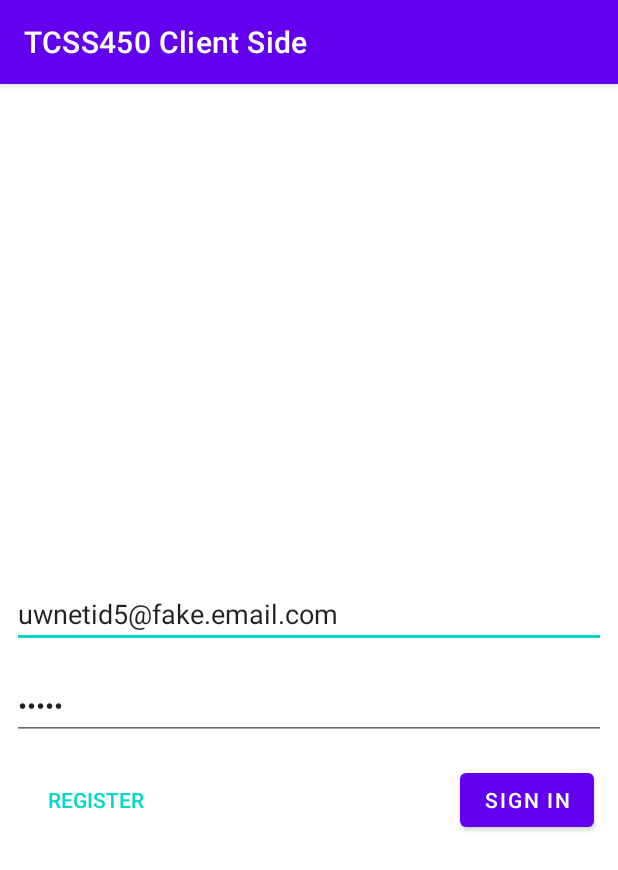
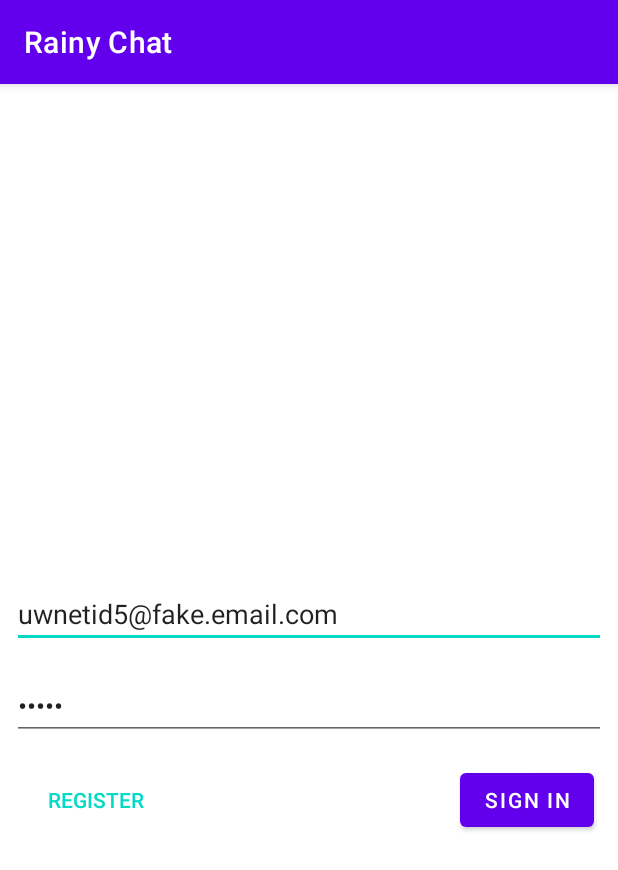
Before and after one commit to oluvarov/RainyDay-Android-App-TCSS450-CLIENTSIDE-, an Android app: the fragment SignInFragment shown on its own in the app's theme, after a tap on "SIGN IN", on a phone screen of 412 x 824 dp. Shown: the top 870 px of the screen. Run offline under Robolectric (Android 15) with nearby library versions, the phone set to English and light mode, and no system bars; our stand-ins replace Volley; network calls fail; 3 statements that could not run were skipped.

Commit message:
Switched back to connect method for sign-in. Also changed app name.

```diff
--- a/app/src/main/java/edu/uw/tcss450/shuynh08/tcss450clientside/ui/auth/signin/SignInFragment.java
+++ b/app/src/main/java/edu/uw/tcss450/shuynh08/tcss450clientside/ui/auth/signin/SignInFragment.java
@@ -90,24 +90,23 @@ public class SignInFragment extends Fragment {
     private void validatePassword() {
         mPassWordValidator.processResult(
                 mPassWordValidator.apply(binding.editPassword.getText().toString()),
-                this::verifyVerificationWithServer,
+                this::verifyAuthWithServer,
                 result -> binding.editPassword.setError("Please enter a valid Password."));
     }
 
-    /*private void verifyAuthWithServer() {
+    private void verifyAuthWithServer() {
         mSignInModel.connect(
                 binding.editEmail.getText().toString(),
                 binding.editPassword.getText().toString());
-        verifyVerificationWithServer();
         //This is an Asynchronous call. No statements after should rely on the
         //result of connect().
-    }*/
+    }
 
-    private void verifyVerificationWithServer() {
+    /*private void verifyVerificationWithServer() {
         mSignInModel.connectVerified(
                 binding.editEmail.getText().toString()
         );
-    }
+    }*/
     /**
      * Helper to abstract the navigation to the Activity past Authentication.
      * @param email users email
--- a/app/src/main/java/edu/uw/tcss450/shuynh08/tcss450clientside/ui/auth/signin/SignInViewModel.java
+++ b/app/src/main/java/edu/uw/tcss450/shuynh08/tcss450clientside/ui/auth/signin/SignInViewModel.java
@@ -11,6 +11,7 @@ import androidx.lifecycle.MutableLiveData;
 import androidx.lifecycle.Observer;
 import androidx.lifecycle.ViewModel;
 
+import com.android.volley.AuthFailureError;
 import com.android.volley.DefaultRetryPolicy;
 import com.android.volley.Request;
 import com.android.volley.VolleyError;
--- a/app/src/main/res/values/strings.xml
+++ b/app/src/main/res/values/strings.xml
@@ -1,5 +1,5 @@
 <resources>
-    <string name="app_name">TCSS450 Client Side</string>
+    <string name="app_name">Rainy Chat</string>
     <!-- TODO: Remove or change this placeholder text -->
     <string name="hello_blank_fragment">Hello blank fragment</string>
     <string name="hint_email">Email</string>
```
